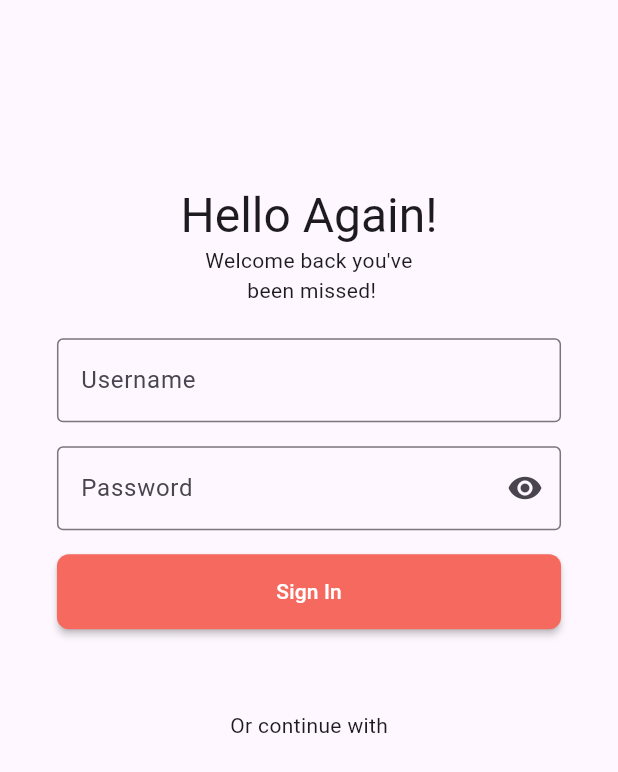
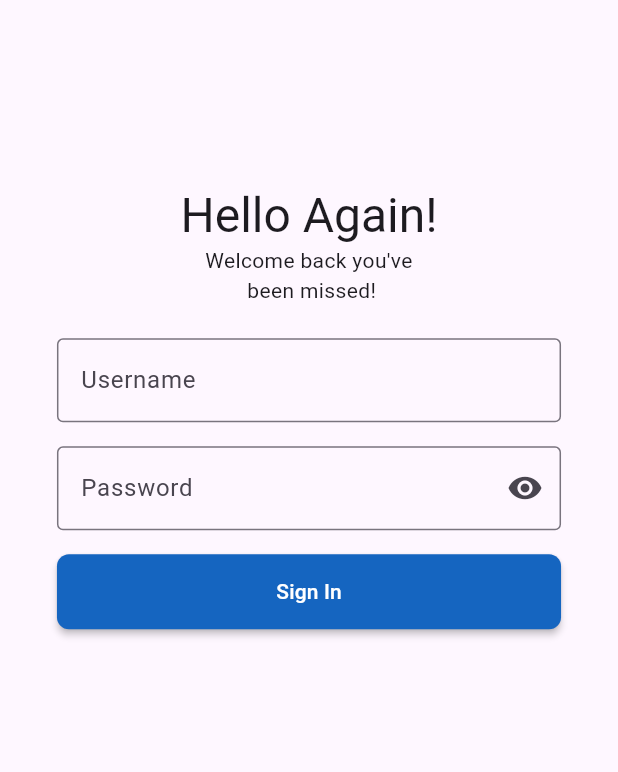
Before and after one commit to PishiKe/spendlens_fe, a Flutter app: the screen it shows after launch, on a phone screen of 412 x 824 dp. Shown: the top 772 px of the screen. Run offline on Flutter 3.47's test engine with Material 3 defaults, Android fonts, the phone set to English and light mode, and no system bars; our stand-ins replace fl_chart, flutter_svg, go_router, shared_preferences.

Commit message:
centralized color palette

```diff
--- a/lib/ui/screens/authentication/login/components/login_form.dart
+++ b/lib/ui/screens/authentication/login/components/login_form.dart
@@ -75,12 +75,12 @@ class _LoginFormState extends State<LoginForm> {
                     width: double.infinity,
                     height: 50.0,
                     child: MaterialButton(
-                      color: const Color.fromARGB(255, 246, 105, 95),
+                      color: AppTheme().blue,
                       shape: const RoundedRectangleBorder(
                           borderRadius: BorderRadius.all(Radius.circular(8.0))),
-                      child: const Text(
+                      child: Text(
                         'Sign In',
-                        style: TextStyle(color: Colors.white),
+                        style: TextStyle(color: AppTheme().white),
                       ),
                       onPressed: () => handleLogin(context,
                           _usernameController?.text, _passwordController?.text),
--- a/lib/ui/screens/authentication/login/login_screen.dart
+++ b/lib/ui/screens/authentication/login/login_screen.dart
@@ -1,5 +1,6 @@
 import 'package:flutter/material.dart';
-import 'package:splendlens_fe/ui/screens/authentication/login/components/login_form.dart';
+import 'package:splendlens_fe/ui/screens/authentication/authentication.dart';
+import 'package:splendlens_fe/utilities/utilities.dart';
 
 class LoginScreen extends StatelessWidget {
   const LoginScreen({super.key});
@@ -26,15 +27,15 @@ class LoginScreen extends StatelessWidget {
               const SizedBox(
                 height: 32.0,
               ),
-              const Row(
+              Row(
                 mainAxisAlignment: MainAxisAlignment.center,
                 children: [
                   Divider(
                     height: 8.0,
                     thickness: 1,
-                    color: Colors.black,
+                    color: AppTheme().black,
                   ),
-                  Text('Or continue with'),
+                  // const Text('Or continue with'),
                 ],
               ),
             ],
--- a/lib/ui/screens/home/components/chart.dart
+++ b/lib/ui/screens/home/components/chart.dart
@@ -1,6 +1,6 @@
 import 'package:fl_chart/fl_chart.dart';
 import 'package:flutter/material.dart';
-import 'package:splendlens_fe/utilities/chart_utils.dart';
+import 'package:splendlens_fe/utilities/theme/app_theme.dart';
 
 class HomeBarChart extends StatefulWidget {
   const HomeBarChart({super.key});
@@ -30,7 +30,7 @@ class HomeBarChartState extends State<HomeBarChart> {
   }
 
   Widget bottomTitles(double value, TitleMeta meta) {
-    TextStyle style = TextStyle(color: Colors.blue.shade300, fontSize: 12);
+    TextStyle style = TextStyle(color: AppTheme().lightBlue, fontSize: 12);
     String text;
     switch (value.toInt()) {
       case 0:
--- a/lib/ui/ui.dart
+++ b/lib/ui/ui.dart
@@ -1 +1,2 @@
 export 'screens/screens.dart';
+export 'global/global.dart';
--- a/lib/utilities/theme/app_theme.dart
+++ b/lib/utilities/theme/app_theme.dart
@@ -41,5 +41,26 @@ class AppTheme implements BaseTheme {
 
   @override
   TextStyle get whiteNormallineStyle =>
-      TextStyle(fontSize: 12, color: Colors.white);
+      const TextStyle(fontSize: 12, color: Colors.white);
+
+  @override
+  Color get darkBlue => Colors.blue.shade900;
+
+  @override
+  Color get darkGrey => const Color(0xFF696969);
+
+  @override
+  Color get lightBlue => Colors.blue.shade300;
+
+  @override
+  Color get white => Colors.white;
+
+  @override
+  Color get black => Colors.black;
+  @override
+  Color get lightGrey => Colors.grey.shade200;
+
+  @override
+  Color get blue => Colors.blue.shade800;
+
 }
--- a/lib/utilities/theme/base_theme.dart
+++ b/lib/utilities/theme/base_theme.dart
@@ -13,4 +13,13 @@ abstract class BaseTheme {
   TextStyle get whiteBoldHeadlineStyle;
   TextStyle get whiteSubheadlineStyle;
   TextStyle get whiteNormallineStyle;
+
+  // Colors
+  Color get white;
+  Color get black;
+  Color get lightGrey;
+  Color get darkGrey;
+  Color get lightBlue;
+  Color get blue;
+  Color get darkBlue;
 }
```
Also changed, not shown: lib/ui/screens/home/home_screen_body.dart (+6 -6 lines).
